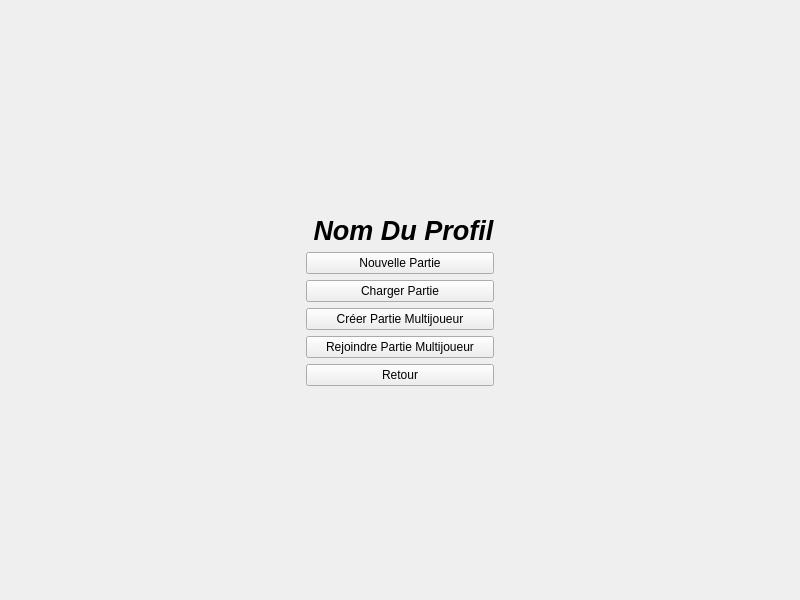
First picture: the form in Jeu/ui/vue_jeu_menu.ui, repository gregaou/QWhereIsTheKeys, before the edit.
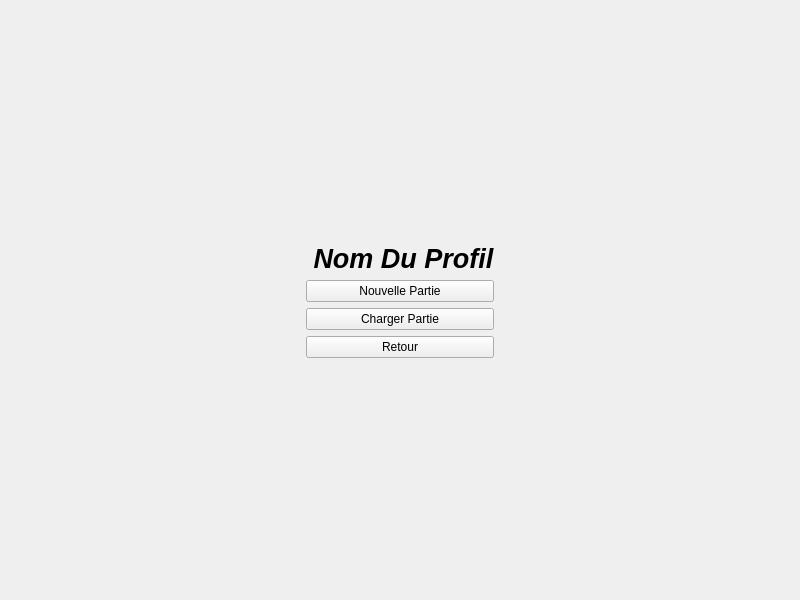
Second picture: the form after the edit.

Commit message: Mise à jour Vue Jeu Menu

What changed in the file:
```diff
--- a/Jeu/ui/vue_jeu_menu.ui
+++ b/Jeu/ui/vue_jeu_menu.ui
@@ -92,20 +92,6 @@
          </property>
         </widget>
        </item>
-       <item>
-        <widget class="QPushButton" name="boutonCreerPartieMultijoueur">
-         <property name="text">
-          <string>Créer Partie Multijoueur</string>
-         </property>
-        </widget>
-       </item>
-       <item>
-        <widget class="QPushButton" name="boutonRejoindrePartieMultijoueur">
-         <property name="text">
-          <string>Rejoindre Partie Multijoueur</string>
-         </property>
-        </widget>
-       </item>
        <item>
         <widget class="QPushButton" name="boutonQuitterMenuJeu">
          <property name="text">
```
